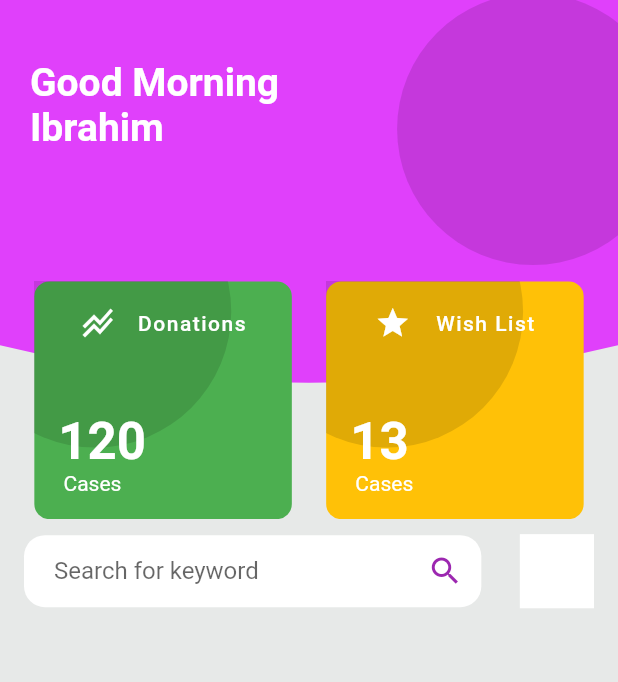
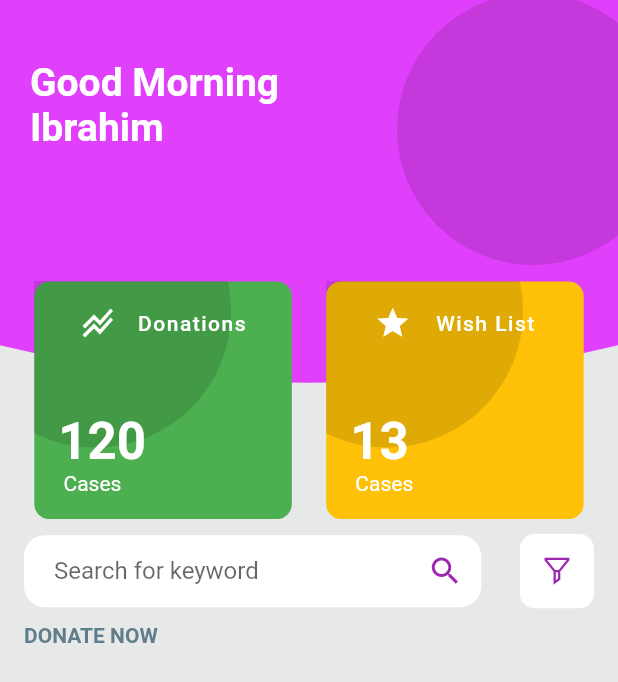
Before and after one commit to askabdulhaseeb/donation-app, a Flutter app: the screen it shows after launch, on a phone screen of 412 x 824 dp. Shown: the top 682 px of the screen. Run offline on Flutter 3.47's test engine with Material 2 defaults, Android fonts, the phone set to English and light mode, and no system bars; our stand-ins replace line_icons.

Commit message:
add filter in UI

```diff
--- a/lib/screens/homeScreen/home_screen.dart
+++ b/lib/screens/homeScreen/home_screen.dart
@@ -2,6 +2,7 @@ import 'package:donation_app/screens/widgets/custom_appbar_background.dart';
 import 'package:donation_app/screens/widgets/custom_circle.dart';
 import 'package:donation_app/screens/widgets/custom_search_textformfield.dart';
 import 'package:flutter/material.dart';
+import 'package:line_icons/line_icons.dart';
 import 'custom_card_widget.dart';
 
 class MyHomePage extends StatefulWidget {
@@ -78,6 +79,7 @@ class _MyHomePageState extends State<MyHomePage> {
           Padding(
             padding: const EdgeInsets.symmetric(horizontal: 16),
             child: Column(
+              crossAxisAlignment: CrossAxisAlignment.start,
               children: [
                 Row(
                   mainAxisAlignment: MainAxisAlignment.spaceBetween,
@@ -86,10 +88,27 @@ class _MyHomePageState extends State<MyHomePage> {
                     Container(
                       height: size.width * 0.12,
                       width: size.width * 0.12,
-                      color: Colors.white,
+                      decoration: BoxDecoration(
+                        color: Colors.white,
+                        borderRadius: BorderRadius.circular(10),
+                      ),
+                      alignment: Alignment.center,
+                      child: Icon(
+                        LineIcons.filter,
+                        color: Colors.purple,
+                      ),
                     )
                   ],
                 ),
+                const SizedBox(height: 10),
+                const Text(
+                  'DONATE NOW',
+                  style: TextStyle(
+                    color: Colors.blueGrey,
+                    fontWeight: FontWeight.w700,
+                  ),
+                ),
+                const SizedBox(height: 10),
               ],
             ),
           ),
--- a/pubspec.yaml
+++ b/pubspec.yaml
@@ -12,7 +12,7 @@ dependencies:
   flutter:
     sdk: flutter
 
-  font_awesome_flutter: ^9.1.0
+  line_icons: ^2.0.1
   cupertino_icons: ^1.0.2
 
 dev_dependencies:
```
Also changed, not shown: pubspec.lock.
